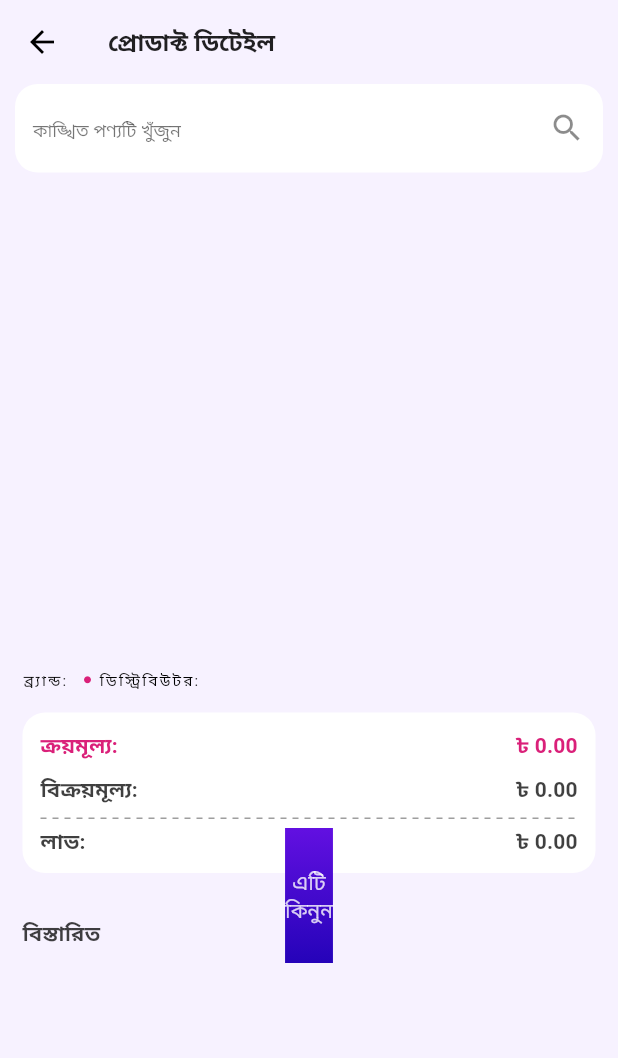
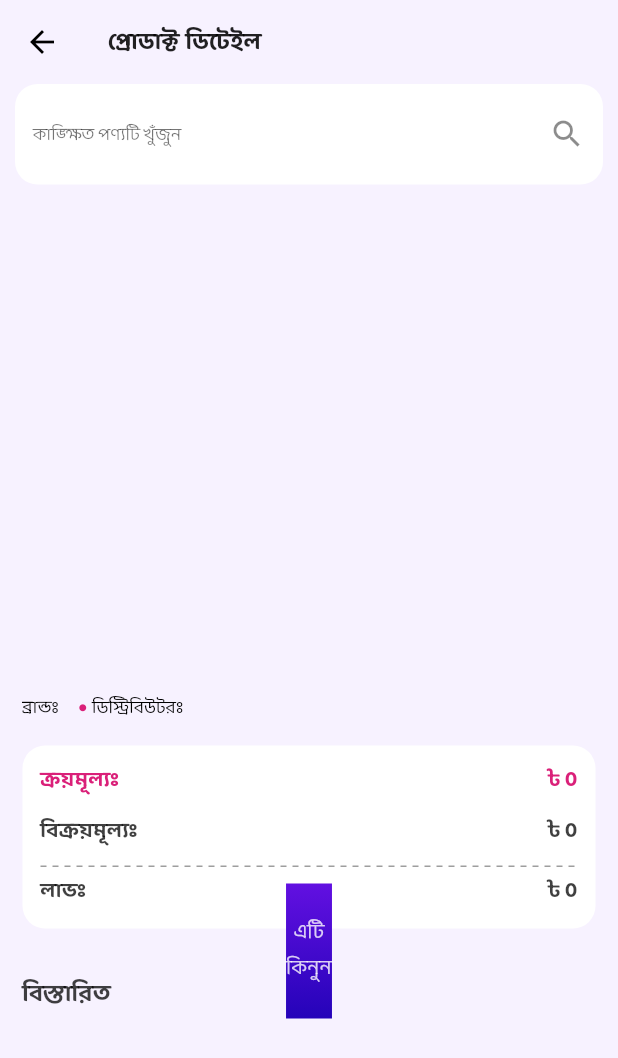
Before and after one commit to biplobsd/productView, a Flutter app: the ProductDetailsPageScreen screen opened directly, on a phone screen of 412 x 824 dp. Shown: the top 1058 px of the screen. Run offline on Flutter 3.47's test engine with Material 2 defaults, Android fonts, the phone set to English and light mode, and no system bars; drawn by our look-alikes of dotted_line; our stand-ins replace bloc, dio, flutter_bloc, flutter_html, fluttertoast, google_fonts and 1 more; missing offline and left inert: flutter_polygon; network calls fail.

Commit message:
text style adjust

```diff
--- a/analysis_options.yaml
+++ b/analysis_options.yaml
@@ -24,6 +24,5 @@ linter:
   rules:
     # avoid_print: false  # Uncomment to disable the `avoid_print` rule
     # prefer_single_quotes: true  # Uncomment to enable the `prefer_single_quotes` rule
-
 # Additional information about this file can be found at
 # https://dart.dev/guides/language/analysis-options
--- a/lib/app/view/app.dart
+++ b/lib/app/view/app.dart
@@ -15,7 +15,8 @@ class App extends StatelessWidget {
         debugShowCheckedModeBanner: false,
         onGenerateRoute: Routes().onGenerateRoute,
         theme: ThemeData(
-            scaffoldBackgroundColor: const Color.fromRGBO(247, 242, 255, 1)),
+            scaffoldBackgroundColor: const Color.fromRGBO(247, 242, 255, 1),
+            fontFamily: 'balooDa2'),
         initialRoute: SearchPage.pathName,
       ),
     );
--- a/lib/app/view/product_details/cubit/productfetch_cubit.dart
+++ b/lib/app/view/product_details/cubit/productfetch_cubit.dart
@@ -49,8 +49,9 @@ class ProductfetchCubit extends Cubit<ProductfetchState> {
     }
     if (data.seller.isNotEmpty) {
       emit(ProductfetchedState());
-      data.cartquantity = productItem.cartquantity;
-      data.isEnable = productItem.isEnable;
+      data
+        ..cartquantity = productItem.cartquantity
+        ..isEnable = productItem.isEnable;
       result = data;
       return true;
     } else if (state is! ProducterrorState) {
--- a/lib/app/view/product_details/product_details.dart
+++ b/lib/app/view/product_details/product_details.dart
@@ -64,8 +64,8 @@ class ProductDetailsPageScreen extends StatelessWidget {
           } else if (state is ProductfetchedState ||
               state is ProductfetchedNoDataState) {
             return ProductDetailPageWidge(
-                productDetail:
-                    BlocProvider.of<ProductfetchCubit>(context).result);
+              productDetail: BlocProvider.of<ProductfetchCubit>(context).result,
+            );
           } else if (state is ProducterrorState) {
             return const Text('Fetching detail on error');
           }
@@ -87,10 +87,12 @@ class ProductDetailPageWidge extends StatelessWidget {
 
   @override
   Widget build(BuildContext context) {
-    var customTextStyle = Theme.of(context).textTheme.titleSmall!.copyWith(
+    final customTextStyle = Theme.of(context).textTheme.titleSmall!.copyWith(
           fontWeight: FontWeight.bold,
-        color:
-            Theme.of(context).textTheme.titleSmall!.color!.withOpacity(0.75));
+          color: Theme.of(context).textTheme.titleSmall!.color!.withOpacity(
+                0.75,
+              ),
+        );
     BlocProvider.of<CartquantitycounterCubit>(context).count =
         productDetail.cartquantity;
     return SingleChildScrollView(
@@ -100,11 +102,15 @@ class ProductDetailPageWidge extends StatelessWidget {
           Container(
             padding: const EdgeInsets.symmetric(horizontal: 10),
             child: SearchbarWidget(
-                onSubmitted: (value) {
-                  Navigator.pushReplacementNamed(context, SearchPage.pathName,
-                      arguments: value);
+              onSubmitted: (String value) {
+                Navigator.pushReplacementNamed(
+                  context,
+                  SearchPage.pathName,
+                  arguments: value,
+                );
               },
-              )),
+            ),
+          ),
           CarouselSlider.builder(
             itemCount: productDetail.images.length,
             options: CarouselOptions(
@@ -116,8 +122,7 @@ class ProductDetailPageWidge extends StatelessWidget {
             itemBuilder: (context, index, realIndex) {
               return Container(
                 alignment: Alignment.center,
-                  margin:
-                      const EdgeInsets.symmetric(vertical: 15, horizontal: 5),
+                margin: const EdgeInsets.symmetric(vertical: 15, horizontal: 5),
                 padding: const EdgeInsets.symmetric(vertical: 10),
                 decoration: BoxDecoration(
                   borderRadius: BorderRadius.circular(15),
@@ -129,31 +134,36 @@ class ProductDetailPageWidge extends StatelessWidget {
                   // height: 200,
                 ),
               );
-              }),
+            },
+          ),
           Container(
             padding: const EdgeInsets.symmetric(horizontal: 15),
             child: Column(
               crossAxisAlignment: CrossAxisAlignment.start,
               children: [
-                Text(productDetail.productName,
+                Text(
+                  productDetail.productName,
                   style: Theme.of(context)
                       .textTheme
                       .titleMedium!
-                        .copyWith(fontWeight: FontWeight.bold)),
+                      .copyWith(fontWeight: FontWeight.bold),
+                ),
                 const SizedBox(
                   height: 12,
                 ),
                 Row(
                   children: [
-                    Text('ব্র্যান্ড:',
-                        style: Theme.of(context).textTheme.labelSmall),
+                    Text(
+                      'ব্রান্ডঃ ',
+                      style: Theme.of(context).textTheme.labelMedium,
+                    ),
                     Flexible(
                       child: Text(
                         productDetail.brandName,
                         overflow: TextOverflow.ellipsis,
                         style: Theme.of(context)
                             .textTheme
-                            .labelSmall!
+                            .labelMedium!
                             .copyWith(fontWeight: FontWeight.bold),
                       ),
                     ),
@@ -165,16 +175,20 @@ class ProductDetailPageWidge extends StatelessWidget {
                       size: 7,
                       color: Color.fromRGBO(218, 32, 121, 1),
                     ),
-                    Text(' ডিস্ট্রিবিউটর: ',
-                        style: Theme.of(context).textTheme.labelSmall),
+                    Text(
+                      ' ডিস্ট্রিবিউটরঃ ',
+                      style: Theme.of(context).textTheme.labelMedium,
+                    ),
                     Flexible(
-                      child: Text(productDetail.seller,
+                      child: Text(
+                        productDetail.seller,
                         softWrap: true,
                         overflow: TextOverflow.ellipsis,
-                          style: Theme.of(context)
-                              .textTheme
-                              .labelSmall!
-                              .copyWith(fontWeight: FontWeight.bold)),
+                        style:
+                            Theme.of(context).textTheme.labelMedium!.copyWith(
+                                  fontWeight: FontWeight.bold,
+                                ),
+                      ),
                     ),
                   ],
                 ),
@@ -195,16 +209,26 @@ class ProductDetailPageWidge extends StatelessWidget {
                             mainAxisAlignment: MainAxisAlignment.spaceBetween,
                             children: [
                               Text(
-                                'ক্রয়মূল্য:',
+                                'ক্রয়মূল্যঃ',
                                 style: customTextStyle.copyWith(
-                                    color:
-                                        const Color.fromRGBO(218, 32, 121, 1)),
+                                  color: const Color.fromRGBO(
+                                    218,
+                                    32,
+                                    121,
+                                    1,
+                                  ),
+                                ),
                               ),
                               Text(
-                                '৳ ${productDetail.currentCharge.toStringAsFixed(2)}',
+                                '৳ ${productDetail.currentCharge.toStringAsFixed(0)}',
                                 style: customTextStyle.copyWith(
-                                    color:
-                                        const Color.fromRGBO(218, 32, 121, 1)),
+                                  color: const Color.fromRGBO(
+                                    218,
+                                    32,
+                                    121,
+                                    1,
+                                  ),
+                                ),
                               ),
                             ],
                           ),
@@ -217,11 +241,11 @@ class ProductDetailPageWidge extends StatelessWidget {
                                     MainAxisAlignment.spaceBetween,
                                 children: [
                                   Text(
-                                    'বিক্রয়মূল্য:',
+                                    'বিক্রয়মূল্যঃ',
                                     style: customTextStyle,
                                   ),
                                   Text(
-                                    '৳ ${productDetail.sellingPrice.toStringAsFixed(2)}',
+                                    '৳ ${productDetail.sellingPrice.toStringAsFixed(0)}',
                                     style: customTextStyle,
                                   ),
                                 ],
@@ -236,12 +260,12 @@ class ProductDetailPageWidge extends StatelessWidget {
                                         callback1: () {
                                           if (!BlocProvider.of<
                                               CartquantitycounterCubit>(
-                                                  context)
-                                              .refresh(
+                                            context,
+                                          ).refresh(
                                             BlocProvider.of<
                                                 CartquantitycounterCubit>(
-                                                    context)
-                                                .count -= 1,
+                                              context,
+                                            ).count -= 1,
                                           )) {
                                             productDetail.isEnable = false;
                                           }
@@ -251,12 +275,12 @@ class ProductDetailPageWidge extends StatelessWidget {
                                         callback2: () {
                                           BlocProvider.of<
                                               CartquantitycounterCubit>(
-                                                  context)
-                                              .refresh(
+                                            context,
+                                          ).refresh(
                                             BlocProvider.of<
                                                 CartquantitycounterCubit>(
-                                                    context)
-                                                .count += 1,
+                                              context,
+                                            ).count += 1,
                                           );
                                         },
                                       ),
@@ -276,11 +300,11 @@ class ProductDetailPageWidge extends StatelessWidget {
                             mainAxisAlignment: MainAxisAlignment.spaceBetween,
                             children: [
                               Text(
-                                'লাভ:',
+                                'লাভঃ',
                                 style: customTextStyle,
                               ),
                               Text(
-                                '৳ ${productDetail.profit.toStringAsFixed(2)}',
+                                '৳ ${productDetail.profit.toStringAsFixed(0)}',
                                 style: customTextStyle,
                               ),
                             ],
@@ -306,7 +330,7 @@ class ProductDetailPageWidge extends StatelessWidget {
                                   child: ClipPolygon(
                                     sides: 6,
                                     borderRadius: 10,
-                                    rotate: 180.0,
+                                    rotate: 180,
                                     child: Container(
                                       alignment: Alignment.center,
                                       decoration: const BoxDecoration(
@@ -316,14 +340,14 @@ class ProductDetailPageWidge extends StatelessWidget {
                                             Color(0xff2503B9)
                                           ],
                                           begin: Alignment.topCenter,
-                                              end: Alignment.bottomCenter)),
+                                          end: Alignment.bottomCenter,
+                                        ),
+                                      ),
                                       child: isBuyed
                                           ? FittedBox(
                                               child: Column(
                                                 mainAxisAlignment:
                                                     MainAxisAlignment.center,
-                                                crossAxisAlignment:
-                                                    CrossAxisAlignment.center,
                                                 children: [
                                                   Image.asset(
                                                     'assets/img/shopping_bag.png',
@@ -353,21 +377,25 @@ class ProductDetailPageWidge extends StatelessWidget {
                                 if (BlocProvider.of<MaincartCubit>(context)
                                     .isNotEmpty)
                                   Positioned(
-                                    right: -5.0,
+                                    right: -5,
                                     top: 10,
                                     child: Container(
                                       alignment: Alignment.center,
-                                      padding: const EdgeInsets.all(5.0),
+                                      padding: const EdgeInsets.all(5),
                                       decoration: BoxDecoration(
                                         color: const Color(0xffFFCCE4),
                                         shape: BoxShape.circle,
                                         border: Border.all(
-                                              color: Colors.white, width: 2)),
+                                          color: Colors.white,
+                                          width: 2,
+                                        ),
+                                      ),
                                       child: Text(
                                         '${BlocProvider.of<MaincartCubit>(context).howMany}',
                                         style: const TextStyle(
                                           color: Color(0xffDA2079),
-                                          )),
+                                        ),
+                                      ),
                                     ),
                                   )
                               ],
@@ -383,7 +411,7 @@ class ProductDetailPageWidge extends StatelessWidget {
                 ),
                 Text(
                   'বিস্তারিত',
-                  style: Theme.of(context).textTheme.titleSmall!.copyWith(
+                  style: Theme.of(context).textTheme.titleMedium!.copyWith(
                         fontWeight: FontWeight.bold,
                         color: Colors.black.withOpacity(0.75),
                       ),
@@ -395,6 +423,9 @@ class ProductDetailPageWidge extends StatelessWidget {
                   HtmlParser.parseHTML(productDetail.description).text,
                   style: Theme.of(context).textTheme.bodySmall,
                 ),
+                const SizedBox(
+                  height: 30,
+                ),
               ],
             ),
           ),
--- a/lib/app/view/search/widgets/searchbar.dart
+++ b/lib/app/view/search/widgets/searchbar.dart
@@ -17,11 +17,11 @@ class SearchbarWidget extends StatelessWidget {
 
     return TextField(
       controller: searchbarController,
-      onSubmitted: (value) {
+      onSubmitted: (String value) {
         onSubmitted(value);
       },
       decoration: InputDecoration(
-        hintText: 'কাঙ্খিত পণ্যটি খুঁজুন',
+        hintText: 'কাঙ্ক্ষিত পণ্যটি খুঁজুন',
         hintStyle: Theme.of(context).textTheme.caption,
         suffixIcon: const Icon(Icons.search),
         filled: true,
--- a/lib/core/rest_api/rest_api.dart
+++ b/lib/core/rest_api/rest_api.dart
@@ -5,7 +5,6 @@ import 'package:productview/core/rest_api/models/product_item.dart';
 import 'package:productview/core/rest_api/rest_url_path.dart';
 
 class RestApi {
-  late Dio client;
   RestApi() {
     client = Dio(
       BaseOptions(
@@ -17,6 +16,7 @@ class RestApi {
           'Mozilla/5.0 (Windows NT 10.0; Win64; x64) AppleWebKit/537.36 (KHTML, like Gecko) Chrome/76.0.3809.46 Safari/537.36',
     };
   }
+  late Dio client;
 
   Future<Map<String, dynamic>> getSearchSuggestions(
       {required String query, int limit = 10, int offset = 10}) async {
--- a/lib/routes/routes.dart
+++ b/lib/routes/routes.dart
@@ -11,7 +11,7 @@ class Routes {
       case SearchPage.pathName:
         return MaterialPageRoute<SearchPage>(
           builder: (context) => SearchPage(
-            query: args is String ? args : 'rice',
+            query: args is String ? args : '',
           ),
         );
       case ProductDetailsPage.pathName:
```
Also changed, not shown: lib/app/view/search/cubit/searchfetch_cubit.dart (+13 -11 lines), lib/app/view/search/search.dart (+9 -9 lines), lib/app/view/search/widgets/product_item.dart (+64 -50 lines), lib/core/themes/app_theme.dart (added, +58 -0 lines), pubspec.yaml (+7 -3 lines), assets/font/BalooDa2.ttf (added), pubspec.lock. Lines whose indentation alone changed are shown as unchanged.
